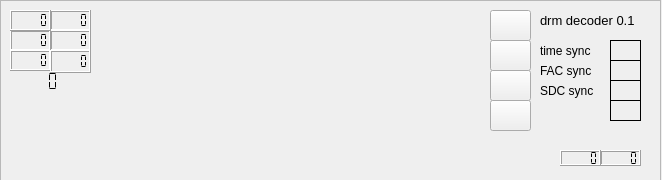
Above: swreceiver/plugins/decoders/drm-decoder-2/widget.ui from JvanKatwijk/sdr-j-sw before the change. Below: the same form after it.
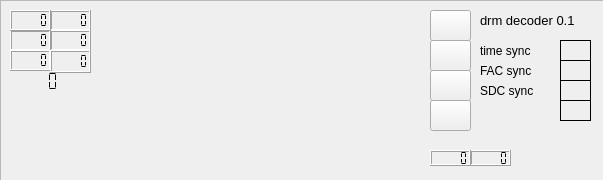
That is the form after the change. Custom widgets are drawn as their Qt base class.

Patch:
```diff
--- a/swreceiver/plugins/decoders/drm-decoder-2/widget.ui
+++ b/swreceiver/plugins/decoders/drm-decoder-2/widget.ui
@@ -6,7 +6,7 @@
    <rect>
     <x>0</x>
     <y>0</y>
-    <width>662</width>
+    <width>603</width>
     <height>180</height>
    </rect>
   </property>
@@ -31,7 +31,7 @@
    <widget class="QLabel" name="label">
     <property name="geometry">
      <rect>
-      <x>540</x>
+      <x>480</x>
       <y>10</y>
       <width>101</width>
       <height>21</height>
@@ -64,7 +64,7 @@
      <rect>
       <x>100</x>
       <y>10</y>
-      <width>391</width>
+      <width>331</width>
       <height>131</height>
      </rect>
     </property>
@@ -85,7 +85,7 @@
    <widget class="QLabel" name="timeSyncLabel">
     <property name="geometry">
      <rect>
-      <x>610</x>
+      <x>560</x>
       <y>40</y>
       <width>31</width>
       <height>21</height>
@@ -101,7 +101,7 @@
    <widget class="QLabel" name="label_2">
     <property name="geometry">
      <rect>
-      <x>540</x>
+      <x>480</x>
       <y>40</y>
       <width>66</width>
       <height>21</height>
@@ -114,7 +114,7 @@
    <widget class="QLabel" name="facSyncLabel">
     <property name="geometry">
      <rect>
-      <x>610</x>
+      <x>560</x>
       <y>60</y>
       <width>31</width>
       <height>21</height>
@@ -130,7 +130,7 @@
    <widget class="QLabel" name="label_3">
     <property name="geometry">
      <rect>
-      <x>540</x>
+      <x>480</x>
       <y>60</y>
       <width>66</width>
       <height>21</height>
@@ -159,7 +159,7 @@
    <widget class="QLabel" name="sdcSyncLabel">
     <property name="geometry">
      <rect>
-      <x>610</x>
+      <x>560</x>
       <y>80</y>
       <width>31</width>
       <height>21</height>
@@ -175,7 +175,7 @@
    <widget class="QLabel" name="label_4">
     <property name="geometry">
      <rect>
-      <x>540</x>
+      <x>480</x>
       <y>80</y>
       <width>64</width>
       <height>21</height>
@@ -207,7 +207,7 @@
    <widget class="QLCDNumber" name="goodFrames">
     <property name="geometry">
      <rect>
-      <x>600</x>
+      <x>470</x>
       <y>150</y>
       <width>41</width>
       <height>16</height>
@@ -220,7 +220,7 @@
    <widget class="QLCDNumber" name="badFrames">
     <property name="geometry">
      <rect>
-      <x>560</x>
+      <x>430</x>
       <y>150</y>
       <width>41</width>
       <height>16</height>
@@ -297,7 +297,7 @@
    <widget class="QPushButton" name="channel_1">
     <property name="geometry">
      <rect>
-      <x>490</x>
+      <x>430</x>
       <y>10</y>
       <width>41</width>
       <height>31</height>
@@ -310,7 +310,7 @@
    <widget class="QPushButton" name="channel_2">
     <property name="geometry">
      <rect>
-      <x>490</x>
+      <x>430</x>
       <y>40</y>
       <width>41</width>
       <height>31</height>
@@ -323,7 +323,7 @@
    <widget class="QPushButton" name="channel_3">
     <property name="geometry">
      <rect>
-      <x>490</x>
+      <x>430</x>
       <y>70</y>
       <width>41</width>
       <height>31</height>
@@ -336,7 +336,7 @@
    <widget class="QPushButton" name="channel_4">
     <property name="geometry">
      <rect>
-      <x>490</x>
+      <x>430</x>
       <y>100</y>
       <width>41</width>
       <height>31</height>
@@ -401,7 +401,7 @@
    <widget class="QLabel" name="faadSyncLabel">
     <property name="geometry">
      <rect>
-      <x>610</x>
+      <x>560</x>
       <y>100</y>
       <width>31</width>
       <height>21</height>
```
